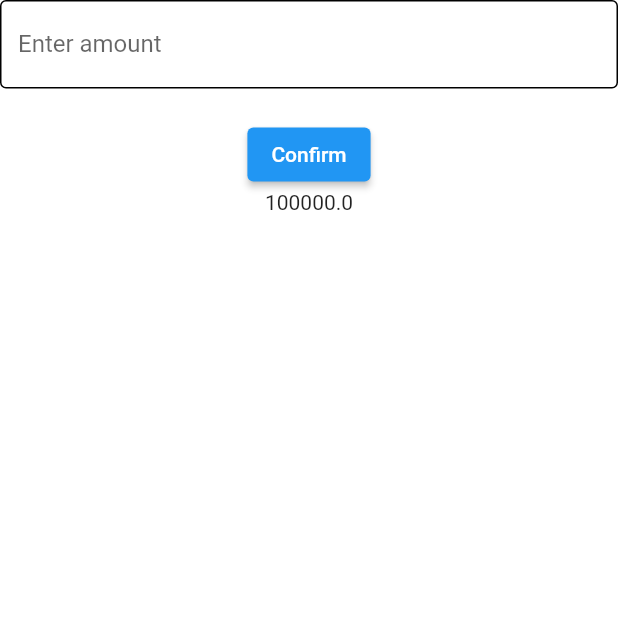
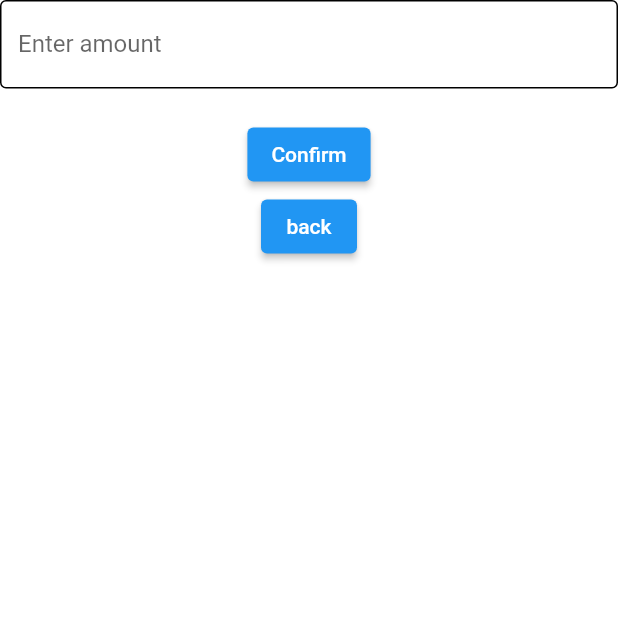
Before and after one commit to JohnRaves22/OOP_Module2_Assessment, a Flutter app: the dashboard_screen screen opened directly, in the side drawer, after a tap on "Transfer Money", on a phone screen of 412 x 824 dp, the top half of it. Run offline on Flutter 3.47's test engine with Material 2 defaults, Android fonts, the phone set to English and light mode, and no system bars; our stand-ins replace google_fonts.

Commit message:
transfer money reflected on dashboard screen

```diff
--- a/lib/dashboard_screen.dart
+++ b/lib/dashboard_screen.dart
@@ -2,6 +2,7 @@ import 'package:androidstudio_projects/dummy_transfermoney_screen.dart';
 import 'package:androidstudio_projects/login_screen.dart';
 import 'package:flutter/material.dart';
 import 'package:google_fonts/google_fonts.dart';
+import 'package:androidstudio_projects/total_balance.dart';
 
 class dashboard_screen extends StatefulWidget {
   const dashboard_screen({Key? key}) : super(key: key);
@@ -99,7 +100,7 @@ class _dashboard_screenState extends State<dashboard_screen> {
           Padding(
             padding: const EdgeInsets.only(top:210, left:50),
             child: Text(
-              "\$ 100,000",
+              "\$"+" $total_balance",
               style: GoogleFonts.montserrat(textStyle: TextStyle(
                 fontSize: 25,
                 fontWeight: FontWeight.normal,
--- a/lib/dummy_transfermoney_screen.dart
+++ b/lib/dummy_transfermoney_screen.dart
@@ -1,3 +1,4 @@
+import 'package:androidstudio_projects/dashboard_screen.dart';
 import 'package:androidstudio_projects/total_balance.dart';
 import 'package:flutter/material.dart';
 
@@ -39,7 +40,11 @@ class _dummy_transfermoney_screenState extends State<dummy_transfermoney_screen>
             },
             child: Text("Confirm"),
           ),
-          Text(total_balance.toString())
+          ElevatedButton(
+            onPressed: (){
+              Navigator.push(context, MaterialPageRoute(builder: (context) => dashboard_screen()));
+            }
+          , child: Text("back"))
         ],
       ),
     );
```
